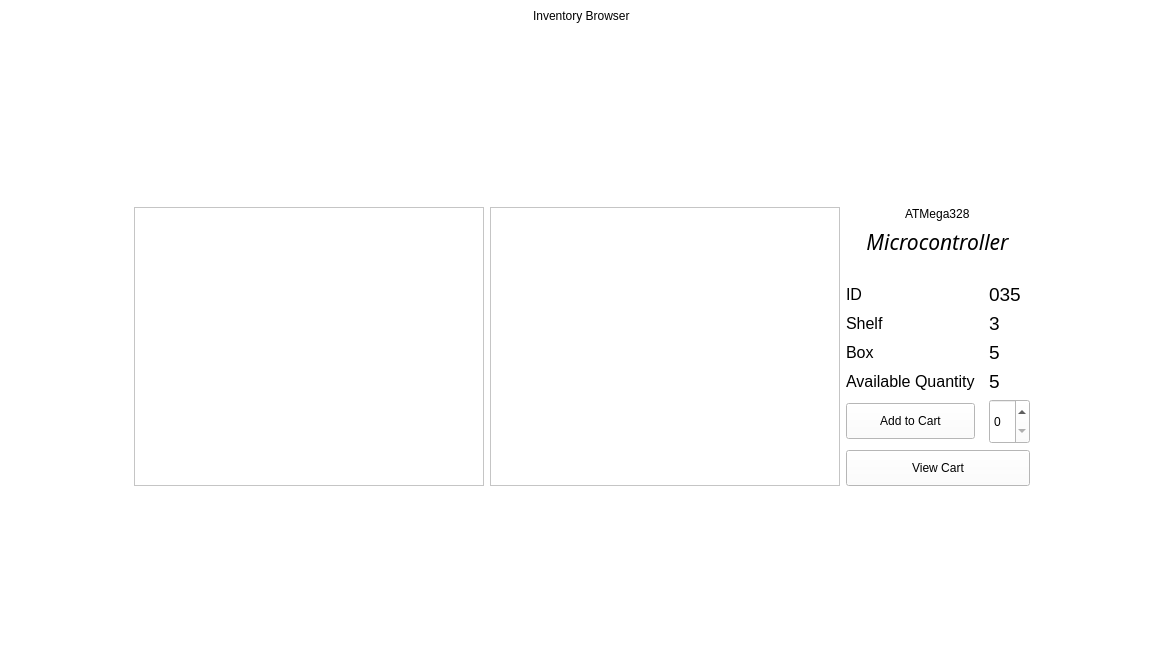
Before: the Qt Designer form inventory.ui in arc-bphc/sims-gui, drawn with Qt 5.
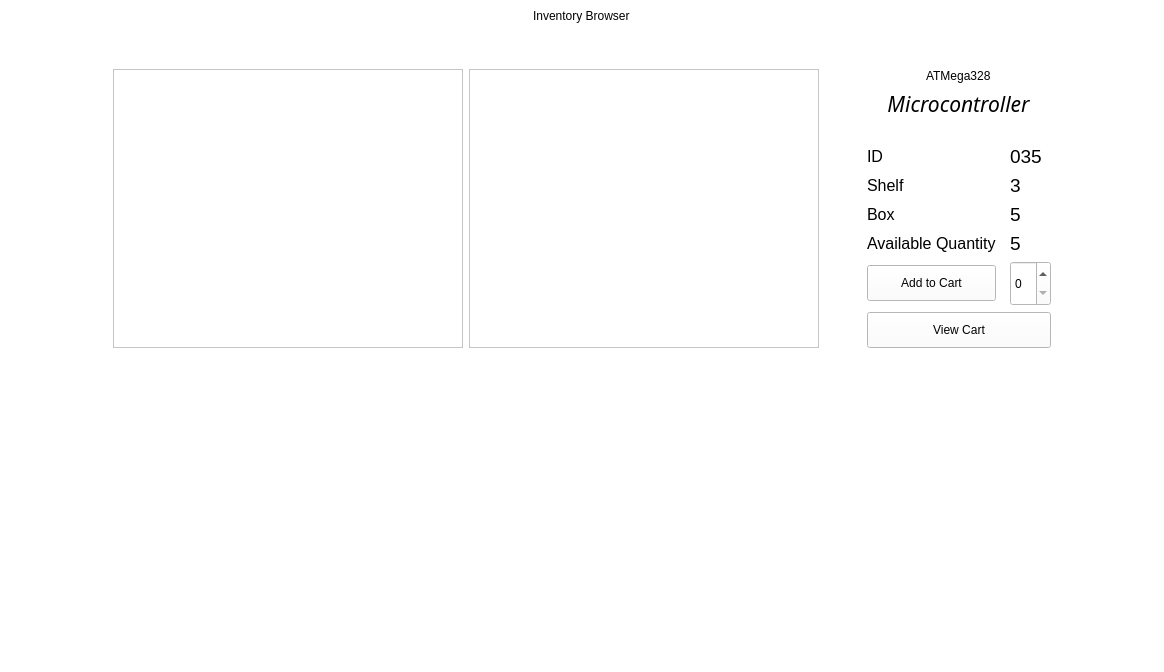
After: the same form once the commit is applied. Icons and pictures are not drawn.

```diff
--- a/inventory.ui
+++ b/inventory.ui
@@ -35,7 +35,7 @@
     </item>
     <item row="0" column="1">
      <layout class="QGridLayout" name="gridLayout_2">
-      <item row="2" column="2">
+      <item row="2" column="3">
        <layout class="QGridLayout" name="gridLayout">
         <property name="leftMargin">
          <number>0</number>
@@ -67,8 +67,8 @@
          <widget class="QLabel" name="label">
           <property name="maximumSize">
            <size>
-            <width>100</width>
-            <height>100</height>
+            <width>130</width>
+            <height>130</height>
            </size>
           </property>
           <property name="text">
@@ -235,9 +235,15 @@
           <height>0</height>
          </size>
         </property>
+        <property name="editTriggers">
+         <set>QAbstractItemView::NoEditTriggers</set>
+        </property>
+        <property name="alternatingRowColors">
+         <bool>true</bool>
+        </property>
        </widget>
       </item>
-      <item row="0" column="0" colspan="3" alignment="Qt::AlignHCenter">
+      <item row="0" column="0" colspan="4" alignment="Qt::AlignHCenter">
        <widget class="QLabel" name="label_2">
         <property name="styleSheet">
          <string notr="true">font: 24pt &quot;Noto Sans&quot;;</string>
@@ -269,7 +275,7 @@
         </property>
        </widget>
       </item>
-      <item row="1" column="0" colspan="3">
+      <item row="1" column="0" colspan="4">
        <spacer name="verticalSpacer">
         <property name="orientation">
          <enum>Qt::Vertical</enum>
@@ -282,15 +288,15 @@
         </property>
        </spacer>
       </item>
-      <item row="3" column="0" colspan="3">
-       <spacer name="verticalSpacer_3">
+      <item row="2" column="2">
+       <spacer name="horizontalSpacer_3">
         <property name="orientation">
-         <enum>Qt::Vertical</enum>
+         <enum>Qt::Horizontal</enum>
         </property>
         <property name="sizeHint" stdset="0">
          <size>
-          <width>20</width>
-          <height>40</height>
+          <width>40</width>
+          <height>20</height>
          </size>
         </property>
        </spacer>
@@ -310,6 +316,19 @@
       </property>
      </spacer>
     </item>
+    <item row="1" column="1">
+     <spacer name="verticalSpacer_2">
+      <property name="orientation">
+       <enum>Qt::Vertical</enum>
+      </property>
+      <property name="sizeHint" stdset="0">
+       <size>
+        <width>20</width>
+        <height>40</height>
+       </size>
+      </property>
+     </spacer>
+    </item>
    </layout>
   </widget>
  </widget>
```
